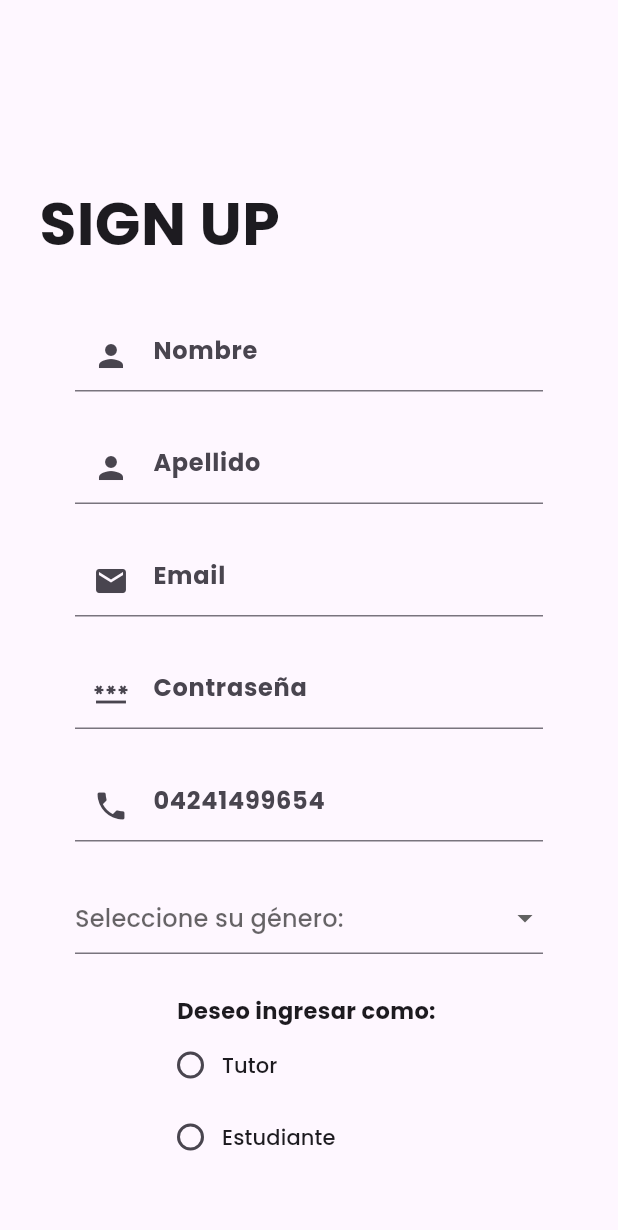
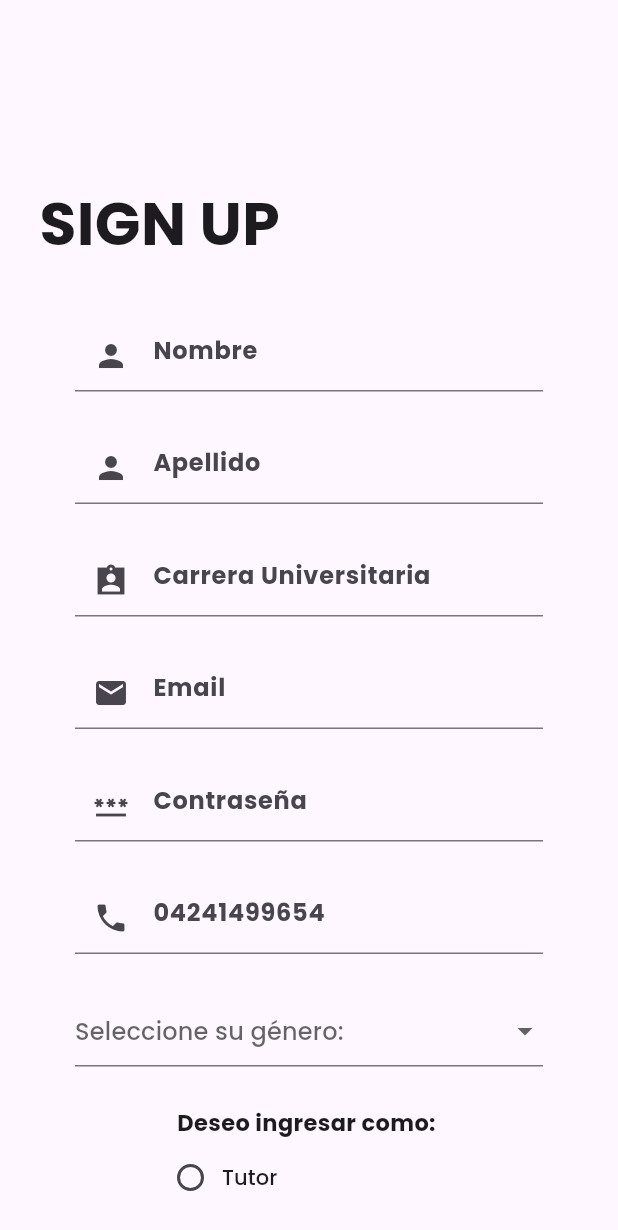
Before and after one commit to Metro-Experts/metroexpert-front, a Flutter app: the SignUpPage screen opened directly, on a phone screen of 412 x 824 dp. Shown: the top 1230 px of the screen. Run offline on Flutter 3.47's test engine with Material 3 defaults, Android fonts, the phone set to English and light mode, and no system bars; our stand-ins replace firebase_auth, firebase_core, flutter_svg, image_picker, table_calendar; accounts and stored records are empty.

```diff
--- a/lib/components/drawer_menu.dart
+++ b/lib/components/drawer_menu.dart
@@ -63,6 +63,7 @@ class _DrawerMenuState extends State<DrawerMenu> {
     return Consumer<UserOnSession>(
         builder: (context, userOnSessionConsumer, _) {
       return Drawer(
+        width: 355,
         child: ListView(
           children: [
             InkWell(
--- a/lib/controllers/sign_up_page_controller.dart
+++ b/lib/controllers/sign_up_page_controller.dart
@@ -13,8 +13,10 @@ class SignUpPageController extends ChangeNotifier {
   final TextEditingController firstNameController = TextEditingController();
   final TextEditingController lastNameController = TextEditingController();
   final TextEditingController cellPhoneController = TextEditingController();
+  final TextEditingController careerController = TextEditingController();
+  final TextEditingController descriptionController = TextEditingController();
   String genderValue = '';
-  String selectedOption = "";
+  String selectedOption = '';
   bool showTutorSection = false;
   bool? isChecked = false;
 
@@ -52,9 +54,11 @@ class SignUpPageController extends ChangeNotifier {
           "_id": uid,
           "name": firstNameController.text,
           "lastName": lastNameController.text,
+          "carrer": careerController.text,
           "email": emailController.text,
           "userType": selectedOption,
           "cellphone": cellPhoneController.text,
+          "description": descriptionController.text,
           "gender": genderValue.contains('Masculino') ? 'M' : 'F'
         }),
       );
@@ -80,6 +84,8 @@ class SignUpPageController extends ChangeNotifier {
           ),
         );
       } else {
+        print(response.statusCode);
+        print(response.body);
         ScaffoldMessenger.of(context).showSnackBar(
           const SnackBar(
             content: Text('Error al registrar el usuario.'),
--- a/lib/controllers/tutor_edit_profile_page_controller.dart
+++ b/lib/controllers/tutor_edit_profile_page_controller.dart
@@ -19,6 +19,7 @@ class TutorEditProfilePageController extends ChangeNotifier {
   final TextEditingController lastNameController = TextEditingController();
   final TextEditingController emailController = TextEditingController();
   final TextEditingController passwordController = TextEditingController();
+  final TextEditingController descriptionController = TextEditingController();
 
   Future<void> fetchUser(BuildContext context) async {
     var url = Uri.parse(
--- a/lib/pages/sign_up_page.dart
+++ b/lib/pages/sign_up_page.dart
@@ -65,6 +65,21 @@ class _SignUpPageState extends State<SignUpPage> {
                         hintStyle: TextStyle(fontWeight: FontWeight.bold),
                       ),
                       controller: signUpPageController.lastNameController,
+                    ),
+                  ),
+                  const SizedBox(height: 25),
+                  Padding(
+                    padding: const EdgeInsets.fromLTRB(50, 1, 50, 1),
+                    child: TextField(
+                      style: const TextStyle(
+                        fontFamily: 'Poppins',
+                      ),
+                      decoration: const InputDecoration(
+                        prefixIcon: Icon(Icons.assignment_ind_sharp),
+                        hintText: 'Carrera Universitaria',
+                        hintStyle: TextStyle(fontWeight: FontWeight.bold),
+                      ),
+                      controller: signUpPageController.careerController,
                     ),
                   ),
                   const SizedBox(height: 25),
@@ -185,7 +200,9 @@ class _SignUpPageState extends State<SignUpPage> {
                           padding: const EdgeInsets.only(top: 8.0),
                           child: Visibility(
                             visible: signUpPageController.showTutorSection,
-                            child: const MultiTextfield(
+                            child: MultiTextfield(
+                              controller:
+                                  signUpPageController.descriptionController,
                               labelText: 'Cuentanos de ti',
                               placeholder:
                                   'Soy un estudiante en pro de ayudar a mis compañeros que como yo tuvieron dificultades',
@@ -271,21 +288,3 @@ class _SignUpPageState extends State<SignUpPage> {
     );
   }
 }
-
-// class TutorSection extends StatelessWidget {
-//   const TutorSection({super.key});
-
-//   @override
-//   Widget build(BuildContext context) {
-//     return const Padding(
-//       padding: EdgeInsets.fromLTRB(0, 50, 0, 1),
-//       child: MultiTextfield(
-//         bottomPadding: 0,
-//         leftPadding: 0,
-//         rightPadding: 0,
-//         labelText: 'Cuéntanos de ti:',
-//         placeholder: '...',
-//       ),
-//     );
-//   }
-// }
--- a/lib/pages/tutor_edit_profile.dart
+++ b/lib/pages/tutor_edit_profile.dart
@@ -131,7 +131,8 @@ class _TutorEditProfileState extends State<TutorEditProfile> {
               controller: tutorEditProfilePageController.passwordController,
               isEnabled: false,
             ),
-            const MultiTextfield(
+            MultiTextfield(
+              controller: tutorEditProfilePageController.descriptionController,
               bottomPadding: 10,
               leftPadding: 50,
               rightPadding: 50,
```
Also changed, not shown: lib/components/multi_textfield.dart (+10 -8 lines).
